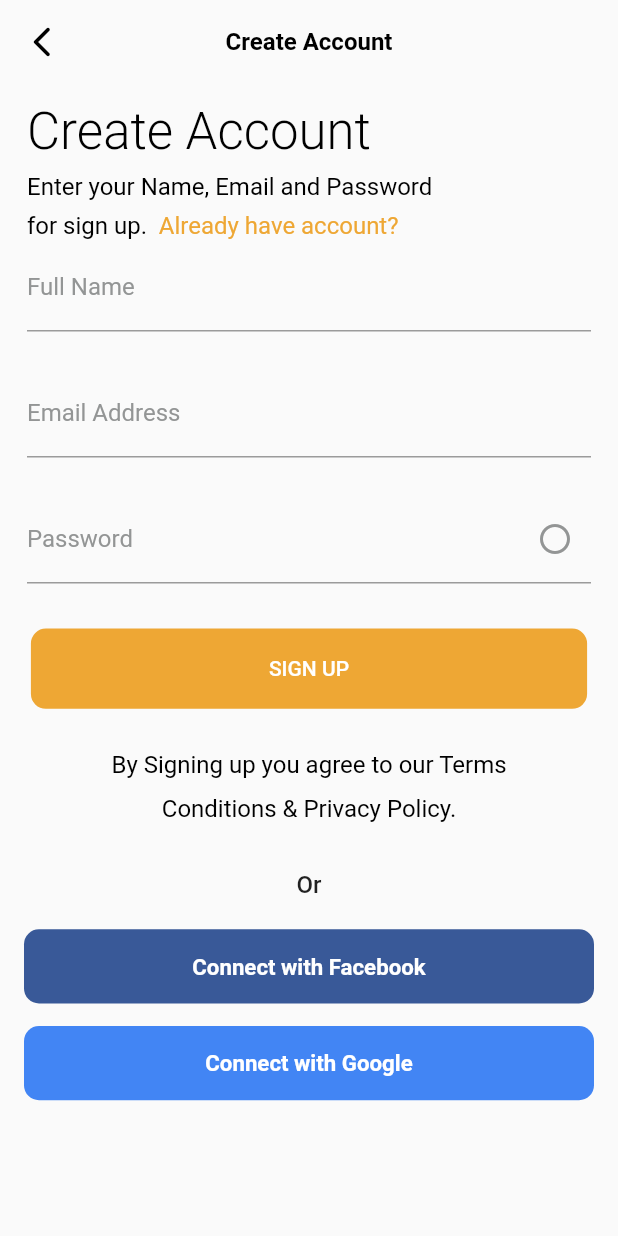
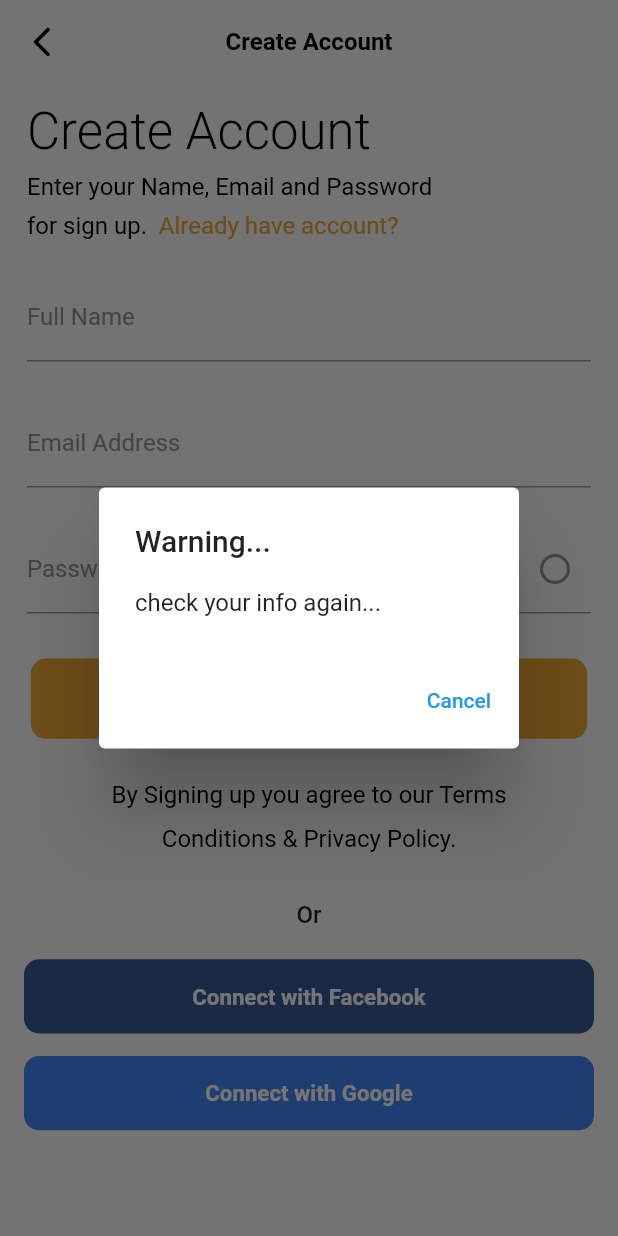
Before and after one commit to bimm1010/food_service, a Flutter app: the CreateAccScreen screen opened by its route, after a tap on "SIGN UP", on a phone screen of 412 x 824 dp. Run offline on Flutter 3.47's test engine with Material 2 defaults, Android fonts, the phone set to English and light mode, and no system bars; our stand-ins replace flutter_riverpod, flutter_svg.

```diff
--- a/lib/main.dart
+++ b/lib/main.dart
@@ -1,5 +1,7 @@
 import 'package:flutter/material.dart';
 import 'package:flutter_riverpod/flutter_riverpod.dart';
+import 'package:tamang_food_service/pages/createAccScreen/login_number_phone.dart';
+import 'package:tamang_food_service/pages/createAccScreen/verify_phone_number.dart';
 import 'package:tamang_food_service/pages/resetMailSent/header_goback.dart';
 import '/theme/theme.dart';
 import './pages/home_pages.dart';
@@ -31,6 +33,8 @@ class MyApp extends StatelessWidget {
         '$ForgotScreen': (_) => const ForgotScreen(),
         '$GoBackVsTitle': (_) => const GoBackVsTitle(),
         '$CreateAccScreen': (_) => const CreateAccScreen(),
+        '$LoginNumberPhone': (_) => const LoginNumberPhone(),
+        '$VerifyNumberPhone': (_) => const VerifyNumberPhone(),
       },
     );
   }
--- a/lib/pages/createAccScreen/form_create_acc.dart
+++ b/lib/pages/createAccScreen/form_create_acc.dart
@@ -1,7 +1,9 @@
 import 'package:flutter/material.dart';
 import 'package:flutter_riverpod/flutter_riverpod.dart';
+import 'package:tamang_food_service/pages/createAccScreen/login_number_phone.dart';
 import 'package:tamang_food_service/theme/theme.dart';
 
+import '../../model/user.dart';
 import '../../state/state_manager.dart';
 
 class FormCreateAcc extends ConsumerWidget {
@@ -11,12 +13,30 @@ class FormCreateAcc extends ConsumerWidget {
   Widget build(BuildContext context, WidgetRef ref) {
     final size = MediaQuery.of(context).size;
     final showOffPass = ref.watch(showOffPassStateProvider);
+    final dataUser = ref.watch(dataSaveFullNameStateProvider);
+    final mail = ref.watch(dataSaveMailStateProvider);
+    final pass = ref.watch(dataSavePassStateProvider);
+
+    checkUser() {
+      if (dataUser.toString().isNotEmpty &&
+          mail.toString().isNotEmpty &&
+          pass.toString().isNotEmpty) {
+        return true;
+      } else {
+        return false;
+      }
+    }
+
     return Padding(
-      padding: const EdgeInsets.symmetric(horizontal: 18),
+      padding: const EdgeInsets.only(
+        top: 20,
+        left: 18,
+        right: 18,
+      ),
       child: Column(
         children: [
-          const TextField(
-            decoration: InputDecoration(
+          TextField(
+            decoration: const InputDecoration(
               hintText: 'Enter Your Full Name...',
               labelStyle: TextStyle(color: kColorTextField),
               fillColor: kColorPrimaryTheme,
@@ -25,11 +45,14 @@ class FormCreateAcc extends ConsumerWidget {
               ),
               label: Text('Full Name'),
             ),
+            onSubmitted: (value) => ref
+                .read(dataSaveFullNameStateProvider.notifier)
+                .getFullName(value),
           ),
-          const Padding(
-            padding: EdgeInsets.symmetric(vertical: 25),
+          Padding(
+            padding: const EdgeInsets.symmetric(vertical: 25),
             child: TextField(
-              decoration: InputDecoration(
+              decoration: const InputDecoration(
                 hintText: 'Enter Your Email...',
                 label: Text('Email Address'),
                 labelStyle: TextStyle(color: kColorTextField),
@@ -37,6 +60,9 @@ class FormCreateAcc extends ConsumerWidget {
                   borderSide: BorderSide(color: kColorPrimaryTheme, width: 2.0),
                 ),
               ),
+              onSubmitted: (value) => ref
+                  .read(dataSaveMailStateProvider.notifier)
+                  .getFullMail(value),
             ),
           ),
           TextField(
@@ -61,6 +87,8 @@ class FormCreateAcc extends ConsumerWidget {
             obscureText: showOffPass.value,
             enableSuggestions: false,
             autocorrect: false,
+            onSubmitted: (value) =>
+                ref.read(dataSavePassStateProvider.notifier).getFullPass(value),
           ),
           Padding(
             padding: const EdgeInsets.only(top: 30, bottom: 20),
@@ -80,7 +108,27 @@ class FormCreateAcc extends ConsumerWidget {
                   ),
                 ),
               ),
-              onPressed: () {},
+              onPressed: () {
+                checkUser() == true
+                    ? Navigator.of(context).pushNamed('$LoginNumberPhone')
+                    : showDialog(
+                        context: context,
+                        builder: (BuildContext context) {
+                          return AlertDialog(
+                            title: const Text('Warning...'),
+                            content: const Text('check your info again...'),
+                            actions: [
+                              TextButton(
+                                onPressed: () {
+                                  Navigator.of(context).pop();
+                                },
+                                child: const Text('Cancel'),
+                              )
+                            ],
+                          );
+                        },
+                      );
+              },
               child: const Text('SIGN UP'),
             ),
           ),
--- a/lib/pages/forgetScreen/email_address.dart
+++ b/lib/pages/forgetScreen/email_address.dart
@@ -11,7 +11,6 @@ class EmailAddress extends ConsumerWidget {
   @override
   Widget build(BuildContext context, WidgetRef ref) {
     final getEmailText = ref.watch(emailSaveStateProvider);
-    print(getEmailText);
     final size = MediaQuery.of(context).size;
 
     checkHaveMail() {
--- a/lib/state/state_manager.dart
+++ b/lib/state/state_manager.dart
@@ -5,3 +5,15 @@ import 'action.dart';
 final emailSaveStateProvider = StateNotifierProvider((ref) => getEmail());
 
 final showOffPassStateProvider = ChangeNotifierProvider((ref) => showPass());
+
+final dataSaveFullNameStateProvider =
+    StateNotifierProvider((ref) => getDataFullName());
+
+final dataSaveMailStateProvider =
+    StateNotifierProvider((ref) => getDataEmail());
+
+final dataSavePassStateProvider =
+    StateNotifierProvider((ref) => getDataPassWord());
+
+final dataSavePhoneNumberStateProvider =
+    StateNotifierProvider((ref) => getPhoneNumber());
```
Also changed, not shown: lib/model/user.dart (added, +12 -0 lines), lib/pages/createAccScreen/login_number_phone.dart (added, +172 -0 lines), lib/pages/createAccScreen/verify_phone_number.dart (added, +12 -0 lines), lib/state/action.dart (+33 -0 lines).
